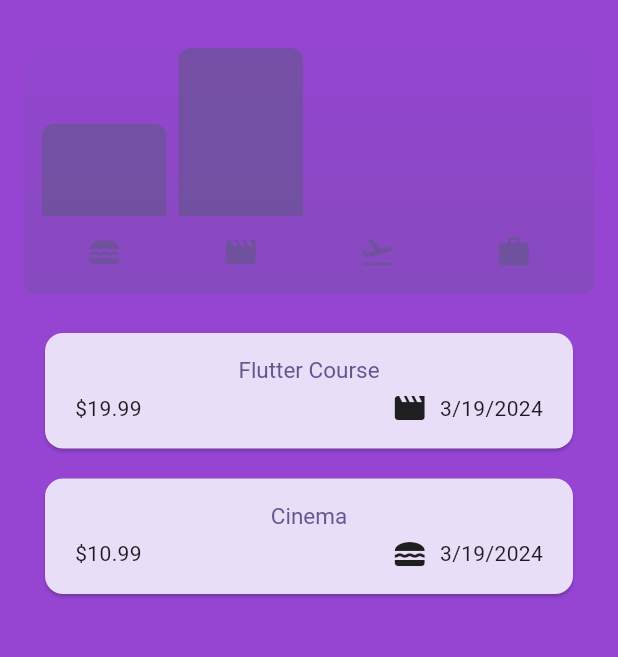
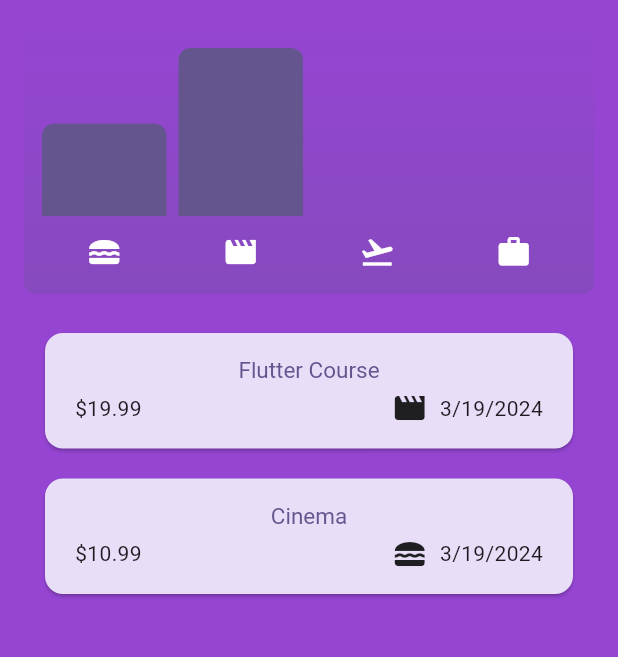
Before and after one commit to da-wit/Flutter-practice, a Flutter app: the screen it shows after launch, on a phone screen of 412 x 824 dp, the part 84-741 px from its top. Run offline on Flutter 3.47's test engine with Material 3 defaults, Android fonts, the phone set to English and light mode, and no system bars; our stand-ins replace google_fonts.

Commit message:
Final version

```diff
--- a/expense_tracker/lib/expenses.dart
+++ b/expense_tracker/lib/expenses.dart
@@ -55,8 +55,12 @@
 
   void _openAddExpenseOverlay() {
     showModalBottomSheet(
+        useSafeArea: true,
         isScrollControlled: true,
         context: context,
+        constraints: const BoxConstraints(
+          maxWidth: double.infinity,
+        ),
         builder: (ctx) => NewExpense(
               addExpense: _addNewExpense,
             ));
@@ -64,14 +68,27 @@
 
   @override
   Widget build(BuildContext context) {
+    final width = MediaQuery.of(context).size.width;
+    // MediaQuery.of(context).size.height;
+
     Widget mainContent = const Center(
       child: Text('NO Expenses Found. Start adding some!'),
     );
 
     if (_registeredExpenses.isNotEmpty) {
-      mainContent = Column(
+      mainContent = width < 600
+          ? Column(
               children: [
                 Chart(expenses: _registeredExpenses),
+                Expanded(
+                    child: ExpensesList(
+                        value: _registeredExpenses, onRemove: _removeExpense)),
+              ],
+            )
+          : Row(
+              crossAxisAlignment: CrossAxisAlignment.center,
+              children: [
+                Expanded(child: Chart(expenses: _registeredExpenses)),
                 Expanded(
                     child: ExpensesList(
                         value: _registeredExpenses, onRemove: _removeExpense)),
@@ -80,6 +97,7 @@
     }
     return Scaffold(
         appBar: AppBar(
+          // centerTitle: true,
           title: const Text(
             "Expense Tracker",
           ),
--- a/expense_tracker/lib/main.dart
+++ b/expense_tracker/lib/main.dart
@@ -1,5 +1,6 @@
 import 'package:flutter/material.dart';
 import 'expenses.dart';
+// import 'package:flutter/services.dart';
 
 var kColorScheme =
     ColorScheme.fromSeed(seedColor: const Color.fromARGB(255, 96, 59, 181));
@@ -8,6 +9,10 @@
     brightness: Brightness.dark,
     seedColor: const Color.fromARGB(255, 5, 99, 125));
 void main() {
+  // WidgetsFlutterBinding();
+  // SystemChrome.setPreferredOrientations([
+  //   DeviceOrientation.portraitUp,
+  // ]).then((fn) {
   runApp(
     MaterialApp(
       darkTheme: ThemeData.dark().copyWith(
@@ -52,4 +57,5 @@
       home: const Expenses(),
     ),
   );
+  // });
 }
--- a/expense_tracker/lib/widgets/chart/chart.dart
+++ b/expense_tracker/lib/widgets/chart/chart.dart
@@ -33,6 +33,7 @@
   Widget build(BuildContext context) {
     final isDarkMode =
         MediaQuery.of(context).platformBrightness == Brightness.dark;
+
     return Container(
       margin: const EdgeInsets.all(16),
       padding: const EdgeInsets.symmetric(
@@ -79,8 +80,8 @@
                             ? Theme.of(context).colorScheme.secondary
                             : Theme.of(context)
                                 .colorScheme
-                                .primary
-                                .withOpacity(0.7),
+                                .onPrimary
+                                .withOpacity(1),
                       ),
                     ),
                   ),
--- a/expense_tracker/lib/widgets/chart/chart_bar.dart
+++ b/expense_tracker/lib/widgets/chart/chart_bar.dart
@@ -24,7 +24,7 @@
                   const BorderRadius.vertical(top: Radius.circular(8)),
               color: isDarkMode
                   ? Theme.of(context).colorScheme.secondary
-                  : Theme.of(context).colorScheme.primary.withOpacity(0.65),
+                  : Theme.of(context).colorScheme.primary.withOpacity(1),
             ),
           ),
         ),
```
Also changed, not shown: expense_tracker/lib/widgets/new_expense.dart (+118 -4 lines). Lines whose indentation alone changed are shown as unchanged.
